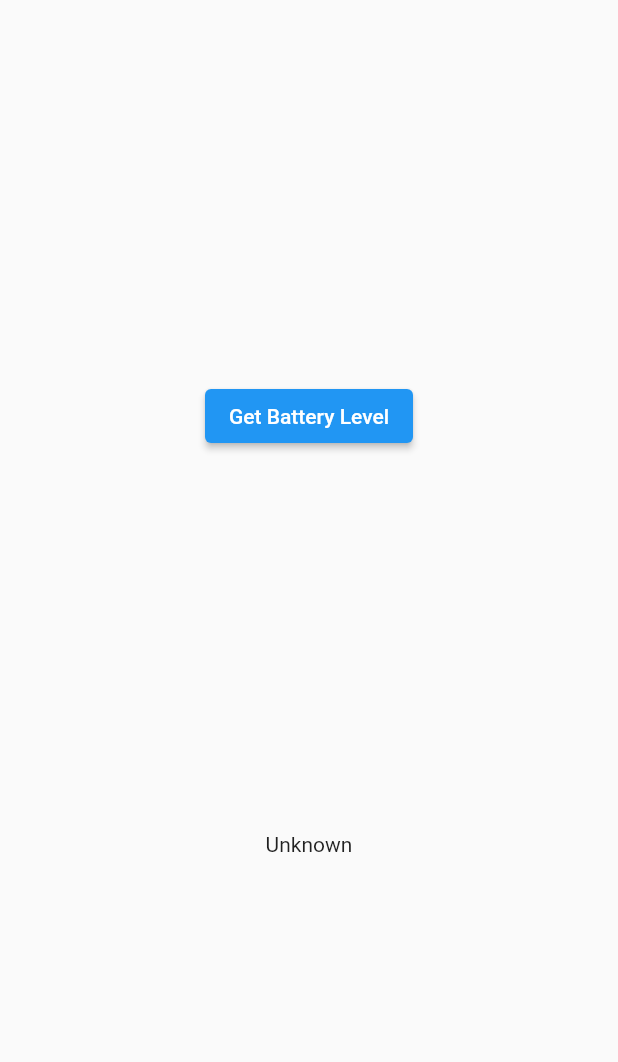
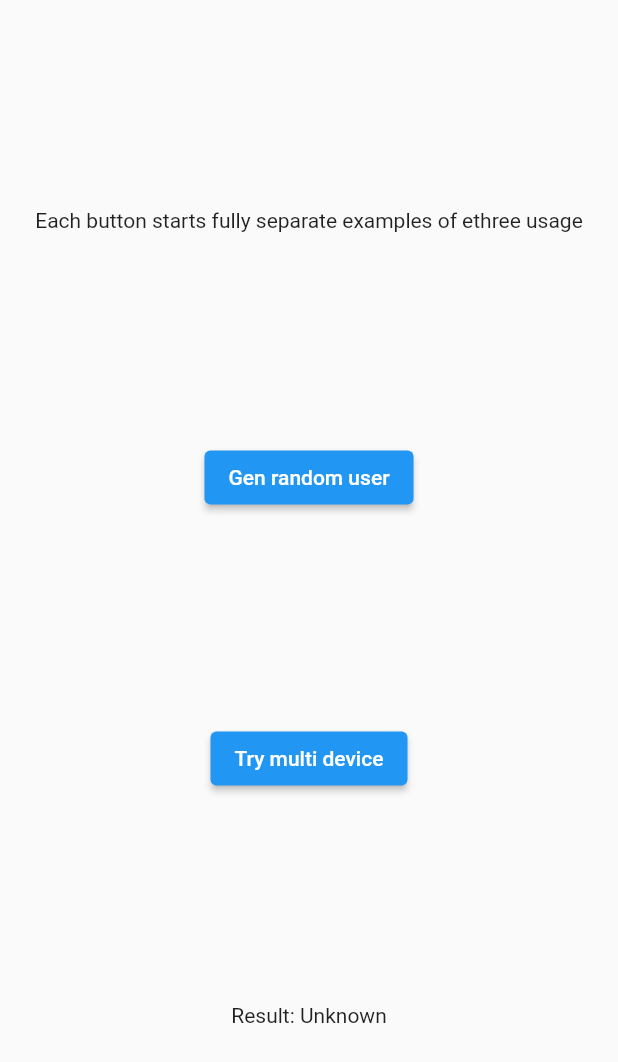
Before and after one commit to VirgilSecurity/virgil-e3kit-flutter, a Flutter app: the screen it shows after launch, on a phone screen of 412 x 824 dp. Shown: the top 1062 px of the screen. Run offline on Flutter 3.47's test engine with Material 2 defaults, Android fonts, the phone set to English and light mode, and no system bars.

Commit message:
refine and extend examples

```diff
--- a/example/lib/main.dart
+++ b/example/lib/main.dart
@@ -39,9 +39,51 @@ class MyHomePage extends StatefulWidget {
 }
 
 class _MyHomePageState extends State<MyHomePage> {
-  String _identity = 'Unknown';
+  String _state = 'Unknown';
 
-  Future<void> ethree() async {
+  Future<void> multi_device() async {
+    //User identity should remain the same across different devices
+    //To verify multi device properly, you need to launch this code on multiple
+    //devices.
+    final String initIdentity = "multi_device_support";
+
+    final tokenCallback = () async {
+      var host = Uri.parse('http://localhost:8080/jwt');
+      if (Platform.isAndroid) {
+        host = Uri.parse('http://10.0.2.2:8080/jwt');
+      }
+      var response =
+          await http.post(host, body: '{"identity": "$initIdentity"}');
+      final resp = jsonDecode(response.body);
+
+      return resp["virgilToken"];
+    };
+
+    String result;
+    final String password = "12345";
+    final ethree = await Ethree.init(initIdentity, tokenCallback);
+
+    try {
+      result = "Key is taken from local storage";
+      var hasKeyLocally = await ethree.hasLocalPrivateKey();
+      if (!hasKeyLocally) {
+        print("Trying to restore private key");
+        await ethree.restorePrivateKey(password);
+        result = "Key is restored from cloud";
+      }
+    } on PlatformException catch (e) {
+      print("Failed to get identity: '${e.message}' '${e.code}' '${e.details}'.");
+      print("Register user: $initIdentity");
+      await ethree.register();
+
+      print("Backup private key");
+      await ethree.backupPrivateKey(password);
+      result = "User was registered and private key backuped";
+    }
+    setResult(result);
+  }
+
+  Future<void> random_user() async {
     final String initIdentity = getRandString(10);
 
     final tokenCallback = () async {
@@ -50,13 +92,13 @@ class _MyHomePageState extends State<MyHomePage> {
         host = Uri.parse('http://10.0.2.2:8080/jwt');
       }
       var response =
-          await http.post(host, body: '{"identity": "${initIdentity}"}');
+      await http.post(host, body: '{"identity": "${initIdentity}"}');
       final resp = jsonDecode(response.body);
 
       return resp["jwt"];
     };
 
-    String identity;
+    String result;
     try {
       final ethree = await Ethree.init(initIdentity, tokenCallback);
       await ethree.register();
@@ -70,17 +112,24 @@ class _MyHomePageState extends State<MyHomePage> {
       await ethree.rotatePrivateKey();
       await ethree.backupPrivateKey("1111");
 
+      //These users should exist in the cloud, so you can register them manually
+      //if you need whole example to work
       final users = await ethree
           .findUsers(["identity1", "identity2", initIdentity], true);
       final data = await ethree.authEncrypt(users, "data");
-      await ethree.authDecrypt(data, users[initIdentity]);
+      final decryptedData = await ethree.authDecrypt(data, users[initIdentity]);
+      result = "My identity: $initIdentity, Data: $decryptedData";
     } on PlatformException catch (e) {
-      identity =
-          "Failed to get identity level: '${e.message}' '${e.code}' '${e.details}'.";
+      result =
+      "Failed to get identity level: '${e.message}' '${e.code}' '${e.details}'.";
     }
 
+    setResult(result);
+  }
+
+  setResult(final String state) {
     setState(() {
-      _identity = identity;
+      _state = state;
     });
   }
 
@@ -91,11 +140,16 @@ class _MyHomePageState extends State<MyHomePage> {
         child: Column(
           mainAxisAlignment: MainAxisAlignment.spaceEvenly,
           children: [
+            Text("Each button starts fully separate examples of ethree usage"),
             ElevatedButton(
-              child: Text('Get Battery Level'),
-              onPressed: ethree,
+              child: Text('Gen random user'),
+              onPressed: random_user,
             ),
-            Text(_identity),
+            ElevatedButton(
+              child: Text('Try multi device'),
+              onPressed: multi_device,
+            ),
+            Text("Result: $_state"),
           ],
         ),
       ),
```
Also changed, not shown: example/pubspec.lock, 7 other files.
